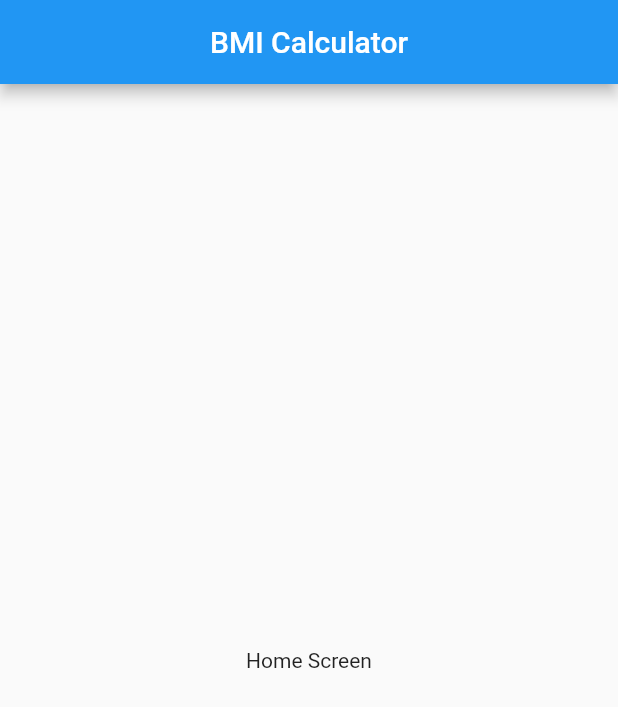
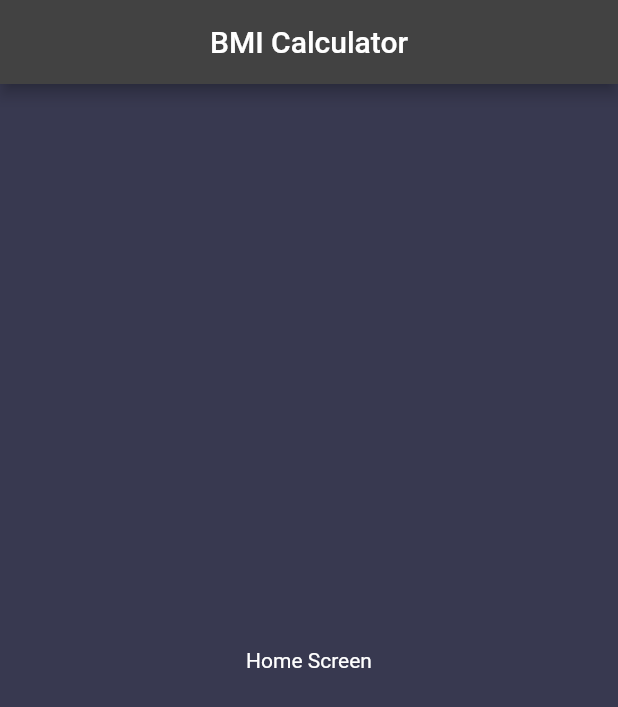
Before and after one commit to samirsamawade/bmi_calculator, a Flutter app: the screen it shows after launch, on a phone screen of 412 x 824 dp. Shown: the top 707 px of the screen. Run offline on Flutter 3.47's test engine with Material 2 defaults, Android fonts, the phone set to English and light mode, and no system bars.

Commit message:
Theme Colors

```diff
--- a/lib/main.dart
+++ b/lib/main.dart
@@ -1,4 +1,6 @@
 import 'package:flutter/material.dart';
+
+import 'screens/home.dart';
 
 void main(List<String> args) {
   runApp(const BMICalculator());
@@ -9,24 +11,13 @@ class BMICalculator extends StatelessWidget {
 
   @override
   Widget build(BuildContext context) {
-    return const MaterialApp(
+    return MaterialApp(
       debugShowCheckedModeBanner: false,
-      home: HomeScreen(),
+      theme: ThemeData.dark().copyWith(
+        primaryColor: const Color(0xFF111328),
+        scaffoldBackgroundColor: const Color(0xFF383950)
+      ),
+      home: const HomeScreen(),
     );
   }
 }
-
-class HomeScreen extends StatelessWidget {
-  const HomeScreen({Key? key}) : super(key: key);
-
-  @override
-  Widget build(BuildContext context) {
-    return Scaffold(
-      appBar: AppBar(
-        title: const Text("BMI Calculator"),
-        centerTitle: true,
-      ),
-      body: const Center(child: Text("Home Screen")),
-    );
-  }
-}
--- /dev/null
+++ b/lib/screens/home.dart
@@ -0,0 +1,16 @@
+import 'package:flutter/material.dart';
+
+class HomeScreen extends StatelessWidget {
+  const HomeScreen({Key? key}) : super(key: key);
+
+  @override
+  Widget build(BuildContext context) {
+    return Scaffold(
+      appBar: AppBar(
+        title: const Text("BMI Calculator"),
+        centerTitle: true,
+      ),
+      body: const Center(child: Text("Home Screen")),
+    );
+  }
+}
```
